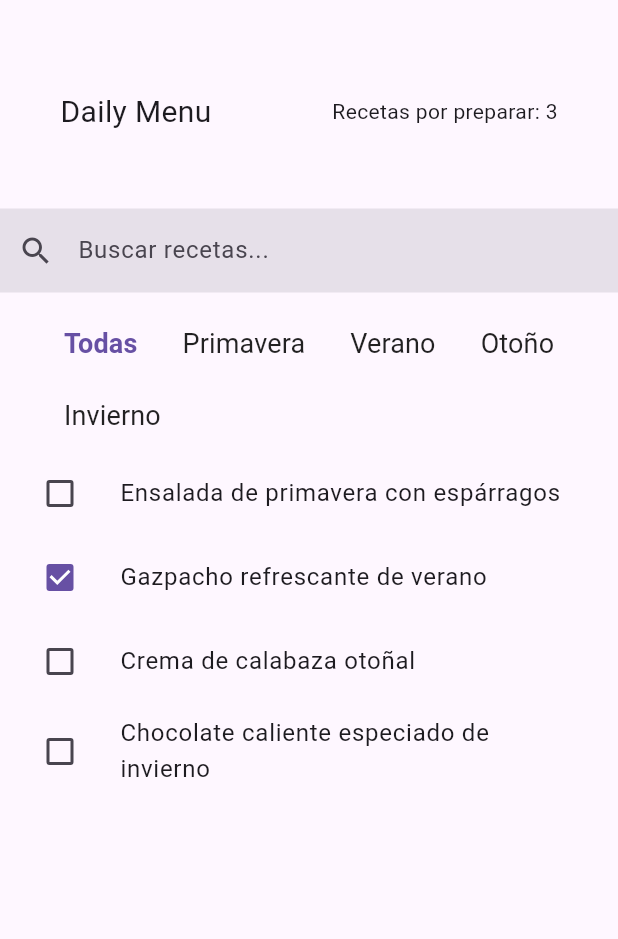
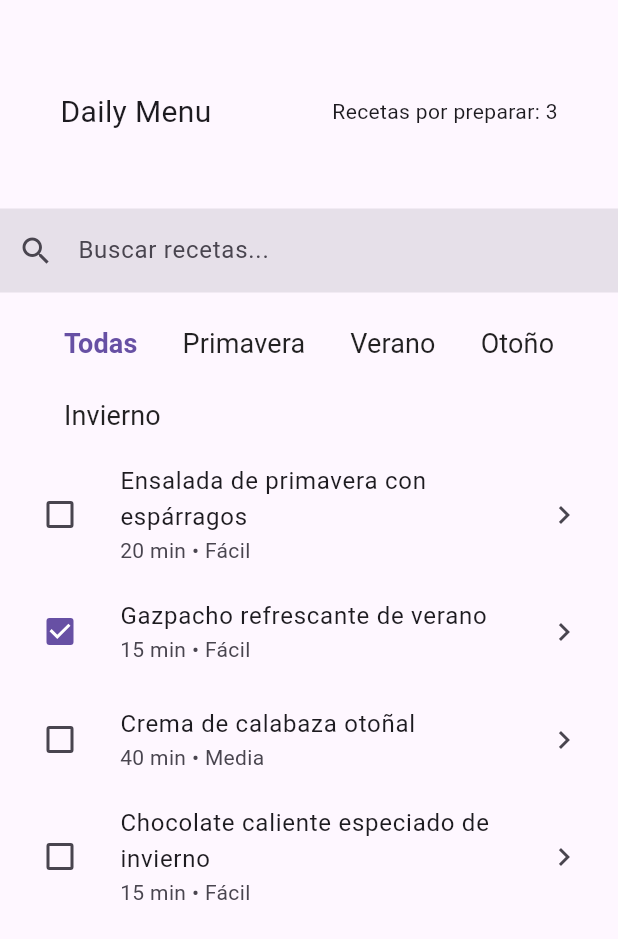
Before and after one commit to EricSax76/proyecto_final_app, a Flutter app: the screen it shows after launch, on a phone screen of 412 x 824 dp. Shown: the top 939 px of the screen. Run offline on Flutter 3.47's test engine with Material 3 defaults, Android fonts, the phone set to English and light mode, and no system bars; our stand-ins replace flutter_bloc.

Commit message:
second commit-recipe detail page

```diff
--- a/lib/models/recipe_model.dart
+++ b/lib/models/recipe_model.dart
@@ -4,16 +4,48 @@ Uuid uuid = Uuid();
 
 enum RecipeSeason { spring, summer, autumn, winter }
 
+enum RecipeDifficulty { easy, medium, hard }
+
 class RecipeModel {
   final String id;
-  final String desc;
+  final String name;
+  final List<String> ingredients;
+  final String preparationTime;
+  final RecipeDifficulty difficulty;
+  final List<String> steps;
   final bool isCooked;
   final RecipeSeason season;
 
   RecipeModel({
     String? id,
-    required this.desc,
+    required this.name,
+    required this.ingredients,
     required this.season,
+    required this.preparationTime,
+    required this.difficulty,
+    required this.steps,
     this.isCooked = false,
   }) : id = id ?? uuid.v4();
+
+  RecipeModel copyWith({
+    String? id,
+    String? name,
+    List<String>? ingredients,
+    String? preparationTime,
+    RecipeDifficulty? difficulty,
+    List<String>? steps,
+    bool? isCooked,
+    RecipeSeason? season,
+  }) {
+    return RecipeModel(
+      id: id ?? this.id,
+      name: name ?? this.name,
+      ingredients: ingredients ?? List<String>.from(this.ingredients),
+      season: season ?? this.season,
+      preparationTime: preparationTime ?? this.preparationTime,
+      difficulty: difficulty ?? this.difficulty,
+      steps: steps ?? List<String>.from(this.steps),
+      isCooked: isCooked ?? this.isCooked,
+    );
+  }
 }
--- a/lib/ui/pages/recipes_page.dart
+++ b/lib/ui/pages/recipes_page.dart
@@ -30,11 +30,7 @@ class RecipesPage extends StatelessWidget {
                 itemCount: state.filteredRecipes.length,
                 itemBuilder: (context, index) {
                   final recipe = state.filteredRecipes[index];
-                  return RecipeItemWidget(
-                    desc: recipe.desc,
-                    isCooked: recipe.isCooked,
-                    id: recipe.id,
-                  );
+                  return RecipeItemWidget(recipe: recipe);
                 },
               );
             },
--- a/lib/ui/widgets/recipe_item_widget.dart
+++ b/lib/ui/widgets/recipe_item_widget.dart
@@ -1,30 +1,49 @@
 import 'package:flutter/material.dart';
 import 'package:flutter_bloc/flutter_bloc.dart';
 import 'package:todo_app_cifo/cubits/recipe_list/recipe_list_cubit.dart';
+import 'package:todo_app_cifo/models/recipe_model.dart';
+import 'package:todo_app_cifo/ui/pages/recipe_detail_page.dart';
 
 class RecipeItemWidget extends StatelessWidget {
-  final String desc;
-  final String id;
-  final bool isCooked;
+  final RecipeModel recipe;
 
   const RecipeItemWidget({
     super.key,
-    required this.desc,
-    required this.id,
-    required this.isCooked,
+    required this.recipe,
   });
 
   @override
   Widget build(BuildContext context) {
     return ListTile(
-      onTap: () {},
-      title: Text(desc),
+      onTap: () {
+        Navigator.of(context).push(
+          MaterialPageRoute(
+            builder: (_) => RecipeDetailPage(recipe: recipe),
+          ),
+        );
+      },
+      title: Text(recipe.name),
+      subtitle: Text(
+        "${recipe.preparationTime} • ${_difficultyLabel(recipe.difficulty)}",
+      ),
       leading: Checkbox(
-        value: isCooked,
+        value: recipe.isCooked,
         onChanged: (_) {
-          context.read<RecipeListCubit>().toggleRecipe(id);
+          context.read<RecipeListCubit>().toggleRecipe(recipe.id);
         },
       ),
+      trailing: Icon(Icons.chevron_right),
     );
   }
+
+  String _difficultyLabel(RecipeDifficulty difficulty) {
+    switch (difficulty) {
+      case RecipeDifficulty.easy:
+        return "Fácil";
+      case RecipeDifficulty.medium:
+        return "Media";
+      case RecipeDifficulty.hard:
+        return "Difícil";
+    }
+  }
 }
--- a/lib/utils/data.mock.dart
+++ b/lib/utils/data.mock.dart
@@ -2,20 +2,90 @@ import 'package:todo_app_cifo/models/recipe_model.dart';
 
 List<RecipeModel> recipesUserMock = [
   RecipeModel(
-    desc: "Ensalada de primavera con espárragos",
+    name: "Ensalada de primavera con espárragos",
+    ingredients: [
+      "150 g de espárragos trigueros",
+      "1 taza de brotes verdes",
+      "100 g de fresas",
+      "50 g de queso feta",
+      "2 cucharadas de nueces picadas",
+      "Vinagreta de limón"
+    ],
     season: RecipeSeason.spring,
+    preparationTime: "20 min",
+    difficulty: RecipeDifficulty.easy,
+    steps: [
+      "Lava y corta los espárragos en trozos pequeños.",
+      "Sella los espárragos en una sartén con un poco de aceite durante 3 minutos.",
+      "Mezcla los brotes verdes con las fresas laminadas y el queso feta desmenuzado.",
+      "Añade los espárragos templados y las nueces picadas.",
+      "Aliña con la vinagreta de limón justo antes de servir."
+    ],
   ),
   RecipeModel(
-    desc: "Gazpacho refrescante de verano",
+    name: "Gazpacho refrescante de verano",
+    ingredients: [
+      "6 tomates maduros",
+      "1 pepino",
+      "1 pimiento verde",
+      "1 diente de ajo",
+      "3 cucharadas de aceite de oliva virgen extra",
+      "2 cucharadas de vinagre de Jerez",
+      "Sal al gusto"
+    ],
     season: RecipeSeason.summer,
+    preparationTime: "15 min",
+    difficulty: RecipeDifficulty.easy,
+    steps: [
+      "Lava y trocea los tomates, el pepino y el pimiento.",
+      "Introduce las verduras en la batidora junto con el ajo, el aceite y el vinagre.",
+      "Tritura hasta conseguir una textura fina y homogénea.",
+      "Ajusta de sal y deja reposar en la nevera al menos 1 hora.",
+      "Sirve bien frío con un chorrito extra de aceite de oliva."
+    ],
     isCooked: true,
   ),
   RecipeModel(
-    desc: "Crema de calabaza otoñal",
+    name: "Crema de calabaza otoñal",
+    ingredients: [
+      "500 g de calabaza",
+      "1 puerro",
+      "1 zanahoria",
+      "500 ml de caldo de verduras",
+      "50 ml de nata líquida",
+      "Aceite de oliva",
+      "Sal y pimienta"
+    ],
     season: RecipeSeason.autumn,
+    preparationTime: "40 min",
+    difficulty: RecipeDifficulty.medium,
+    steps: [
+      "Pocha el puerro y la zanahoria picados con un chorrito de aceite.",
+      "Añade la calabaza troceada y rehoga durante 5 minutos.",
+      "Cubre con el caldo y cocina a fuego medio 20 minutos.",
+      "Tritura la mezcla hasta obtener una crema fina.",
+      "Agrega la nata, ajusta de sal y pimienta, y sirve caliente."
+    ],
   ),
   RecipeModel(
-    desc: "Chocolate caliente especiado de invierno",
+    name: "Chocolate caliente especiado de invierno",
+    ingredients: [
+      "1 litro de leche entera",
+      "200 g de chocolate negro 70%",
+      "1 rama de canela",
+      "2 clavos de olor",
+      "1 pizca de nuez moscada",
+      "2 cucharadas de azúcar moreno"
+    ],
     season: RecipeSeason.winter,
+    preparationTime: "15 min",
+    difficulty: RecipeDifficulty.easy,
+    steps: [
+      "Calienta la leche con la canela, los clavos y la nuez moscada.",
+      "Cuando empiece a hervir, retira las especias.",
+      "Añade el chocolate troceado y el azúcar, removiendo hasta que se derrita.",
+      "Cuece a fuego lento 5 minutos para espesar.",
+      "Sirve el chocolate caliente acompañado de tu topping favorito."
+    ],
   ),
 ];
```
Also changed, not shown: lib/cubits/recipe_list/recipe_list_cubit.dart (+1 -6 lines), lib/ui/pages/recipe_detail_page.dart (added, +140 -0 lines).
